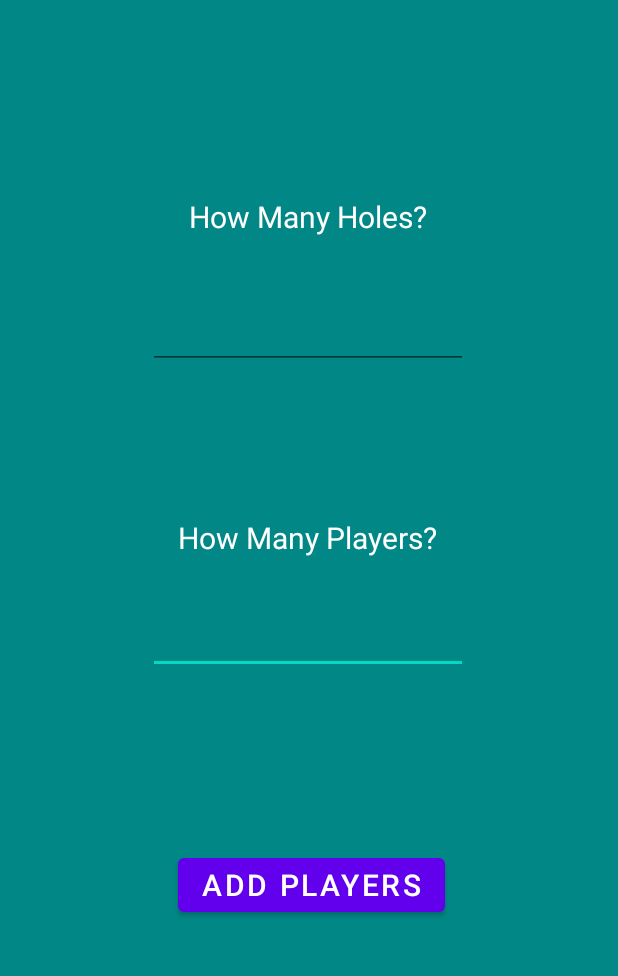
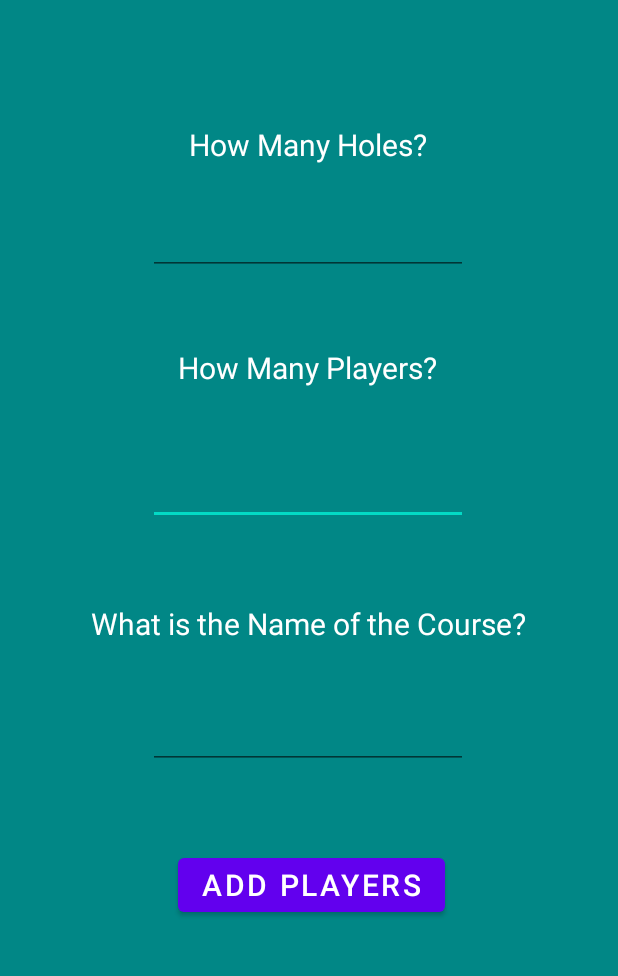
Before and after one commit to abazatte/GolfScoreCard, an Android app: the screen it shows after launch (MainActivity), on a phone screen of 412 x 824 dp, the part 188-1164 px from its top. Run offline under Robolectric (Android 15) with nearby library versions, the phone set to English and light mode, and no system bars.

Commit message:
supernice nur noch tableau

```diff
--- a/app/src/main/java/com/example/golfscorecard/MainActivity.java
+++ b/app/src/main/java/com/example/golfscorecard/MainActivity.java
@@ -23,13 +23,15 @@ public class MainActivity extends AppCompatActivity {
         Intent intent = new Intent(this, NamesActivity.class);
         EditText hole = findViewById(R.id.hole);
         EditText player = findViewById(R.id.player);
-
+        EditText courseName = findViewById(R.id.settetCourseName);
         String holeString = hole.getText().toString();
         String playerString = player.getText().toString();
+        String courseNameString = courseName.getText().toString();
 
         Bundle extra = new Bundle();
         extra.putString("EXTRA_HOLE", holeString);
         extra.putString("NUMBER_OF_PLAYER", playerString);
+        extra.putString("COURSENAME", courseNameString);
         intent.putExtras(extra);
         startActivity(intent);
     }
--- a/app/src/main/res/layout/activity_main.xml
+++ b/app/src/main/res/layout/activity_main.xml
@@ -25,28 +25,28 @@
         android:layout_width="wrap_content"
         android:layout_height="wrap_content"
         android:text="@string/hole"
+        android:textColor="@color/white"
         android:textSize="20sp"
-        android:textColor="@color/white"
         app:layout_constraintBottom_toBottomOf="parent"
         app:layout_constraintHorizontal_bias="0.497"
         app:layout_constraintLeft_toLeftOf="parent"
         app:layout_constraintRight_toRightOf="parent"
         app:layout_constraintTop_toTopOf="parent"
-        app:layout_constraintVertical_bias="0.321" />
+        app:layout_constraintVertical_bias="0.261" />
 
     <TextView
         android:id="@+id/textView2"
         android:layout_width="wrap_content"
         android:layout_height="wrap_content"
         android:text="@string/players"
+        android:textColor="@color/white"
         android:textSize="20sp"
-        android:textColor="@color/white"
         app:layout_constraintBottom_toBottomOf="parent"
         app:layout_constraintHorizontal_bias="0.497"
         app:layout_constraintLeft_toLeftOf="parent"
         app:layout_constraintRight_toRightOf="parent"
         app:layout_constraintTop_toTopOf="parent"
-        app:layout_constraintVertical_bias="0.59" />
+        app:layout_constraintVertical_bias="0.448" />
 
     <Button
         android:id="@+id/button"
@@ -74,7 +74,7 @@
         app:layout_constraintLeft_toLeftOf="parent"
         app:layout_constraintRight_toRightOf="parent"
         app:layout_constraintTop_toTopOf="parent"
-        app:layout_constraintVertical_bias="0.68" />
+        app:layout_constraintVertical_bias="0.552" />
 
     <EditText
         android:id="@+id/hole"
@@ -88,7 +88,36 @@
         app:layout_constraintLeft_toLeftOf="parent"
         app:layout_constraintRight_toRightOf="parent"
         app:layout_constraintTop_toTopOf="parent"
-        app:layout_constraintVertical_bias="0.419" />
+        app:layout_constraintVertical_bias="0.338" />
+
+    <TextView
+        android:id="@+id/textView4"
+        android:layout_width="wrap_content"
+        android:layout_height="wrap_content"
+        android:text="@string/setName"
+        android:textAlignment="center"
+        android:textColor="@color/white"
+        android:textSize="20sp"
+        app:layout_constraintBottom_toTopOf="@+id/button"
+        app:layout_constraintEnd_toEndOf="parent"
+        app:layout_constraintHorizontal_bias="0.498"
+        app:layout_constraintStart_toStartOf="parent"
+        app:layout_constraintTop_toBottomOf="@+id/player"
+        app:layout_constraintVertical_bias="0.276" />
+
+    <EditText
+        android:id="@+id/settetCourseName"
+        android:layout_width="wrap_content"
+        android:layout_height="wrap_content"
+        android:ems="10"
+        android:inputType="text"
+        android:textAlignment="center"
+        app:layout_constraintBottom_toBottomOf="parent"
+        app:layout_constraintEnd_toEndOf="parent"
+        app:layout_constraintHorizontal_bias="0.497"
+        app:layout_constraintStart_toStartOf="parent"
+        app:layout_constraintTop_toBottomOf="@+id/textView4"
+        app:layout_constraintVertical_bias="0.17" />
 
 
 </androidx.constraintlayout.widget.ConstraintLayout>
--- a/app/src/main/res/layout/activity_names.xml
+++ b/app/src/main/res/layout/activity_names.xml
@@ -23,6 +23,7 @@
         android:layout_height="wrap_content"
         android:ems="10"
         android:inputType="text"
+        android:minHeight="48dp"
         android:textAlignment="center"
         app:layout_constraintBottom_toBottomOf="parent"
         app:layout_constraintEnd_toStartOf="@+id/add"
--- a/app/src/main/res/values/strings.xml
+++ b/app/src/main/res/values/strings.xml
@@ -8,4 +8,5 @@
     <string name="add">add</string>
     <string name="courseName">Golfcourse</string>
     <string name="enterName">Add Players</string>
+    <string name="setName">What is the Name of the Course?</string>
 </resources>
```
Also changed, not shown: app/src/main/java/com/example/golfscorecard/GameActivity.java (+10 -3 lines), app/src/main/res/drawable/cell_shape.xml (added, +8 -0 lines), app/src/main/res/layout/activity_game.xml (+40 -22 lines).
